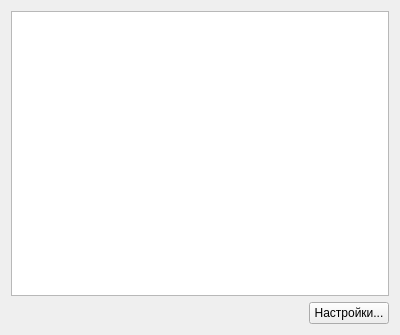
This is asec_temperature/asec_temperature.ui in lierdakil/masec as Qt 5 draws it before an edit. The edited form follows.
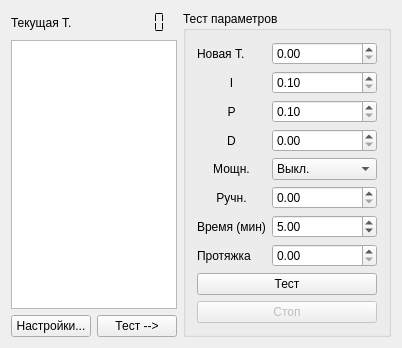
This is the edited form.

Commit message: GPIB: Some fixes to improve compatibility TEMP: Ported to new GPIBctrl Not uploading simpe test project.

```diff
--- a/asec_temperature/asec_temperature.ui
+++ b/asec_temperature/asec_temperature.ui
@@ -1,48 +1,304 @@
 <ui version="4.0" >
  <class>vib_temperatureClass</class>
- <widget class="QWidget" name="vib_temperatureClass" >
-  <property name="geometry" >
+ <widget class="QWidget" name="vib_temperatureClass">
+  <property name="geometry">
    <rect>
     <x>0</x>
     <y>0</y>
     <width>400</width>
-    <height>335</height>
+    <height>338</height>
    </rect>
   </property>
   <property name="windowTitle" >
    <string>vib_temperature</string>
   </property>
-  <layout class="QVBoxLayout" >
+  <layout class="QHBoxLayout" name="horizontalLayout">
    <item>
-    <widget class="QGraphicsView" name="gvTemp" />
-   </item>
-   <item>
-    <layout class="QHBoxLayout" >
+    <layout class="QVBoxLayout" name="verticalLayout">
      <item>
-      <spacer>
-       <property name="orientation" >
-        <enum>Qt::Horizontal</enum>
-       </property>
-       <property name="sizeHint" >
-        <size>
-         <width>40</width>
-         <height>20</height>
-        </size>
-       </property>
-      </spacer>
+      <layout class="QHBoxLayout" name="_12">
+       <item>
+        <widget class="QLabel" name="lbT_test_2">
+         <property name="text">
+          <string>Текущая Т.</string>
+         </property>
+        </widget>
+       </item>
+       <item>
+        <widget class="QLCDNumber" name="nlT">
+         <property name="sizePolicy">
+          <sizepolicy hsizetype="Minimum" vsizetype="Fixed">
+           <horstretch>0</horstretch>
+           <verstretch>0</verstretch>
+          </sizepolicy>
+         </property>
+         <property name="frameShape">
+          <enum>QFrame::NoFrame</enum>
+         </property>
+         <property name="frameShadow">
+          <enum>QFrame::Plain</enum>
+         </property>
+         <property name="midLineWidth">
+          <number>1</number>
+         </property>
+         <property name="smallDecimalPoint">
+          <bool>true</bool>
+         </property>
+         <property name="segmentStyle">
+          <enum>QLCDNumber::Flat</enum>
+         </property>
+        </widget>
+       </item>
+      </layout>
      </item>
      <item>
-      <widget class="QPushButton" name="btSettings" >
-       <property name="text" >
-        <string>Настройки...</string>
-       </property>
-      </widget>
+      <widget class="QGraphicsView" name="gvTemp"/>
+     </item>
+     <item>
+      <layout class="QHBoxLayout">
+       <item>
+        <spacer>
+         <property name="orientation">
+          <enum>Qt::Horizontal</enum>
+         </property>
+         <property name="sizeHint" stdset="0">
+          <size>
+           <width>40</width>
+           <height>20</height>
+          </size>
+         </property>
+        </spacer>
+       </item>
+       <item>
+        <widget class="QPushButton" name="btSettings">
+         <property name="text">
+          <string>Настройки...</string>
+         </property>
+        </widget>
+       </item>
+       <item>
+        <widget class="QPushButton" name="btShowTest">
+         <property name="text">
+          <string>Тест --&gt;</string>
+         </property>
+         <property name="checkable">
+          <bool>true</bool>
+         </property>
+        </widget>
+       </item>
+      </layout>
      </item>
     </layout>
    </item>
+   <item>
+    <widget class="QGroupBox" name="gbTest">
+     <property name="enabled">
+      <bool>true</bool>
+     </property>
+     <property name="title">
+      <string>Тест параметров</string>
+     </property>
+     <property name="flat">
+      <bool>false</bool>
+     </property>
+     <property name="checkable">
+      <bool>false</bool>
+     </property>
+     <layout class="QGridLayout" name="gridLayout">
+      <item row="0" column="0">
+       <widget class="QLabel" name="lbNewT_test_2">
+        <property name="text">
+         <string>Новая Т.</string>
+        </property>
+       </widget>
+      </item>
+      <item row="0" column="1">
+       <widget class="QDoubleSpinBox" name="sbNewT_test">
+        <property name="maximum">
+         <double>100000.000000000000000</double>
+        </property>
+       </widget>
+      </item>
+      <item row="1" column="0">
+       <widget class="QLabel" name="lbI_test_2">
+        <property name="text">
+         <string>I</string>
+        </property>
+        <property name="alignment">
+         <set>Qt::AlignCenter</set>
+        </property>
+       </widget>
+      </item>
+      <item row="1" column="1">
+       <widget class="QDoubleSpinBox" name="sbI_test">
+        <property name="minimum">
+         <double>0.100000000000000</double>
+        </property>
+        <property name="maximum">
+         <double>1000.000000000000000</double>
+        </property>
+       </widget>
+      </item>
+      <item row="2" column="0">
+       <widget class="QLabel" name="lbP_test_2">
+        <property name="text">
+         <string>P</string>
+        </property>
+        <property name="alignment">
+         <set>Qt::AlignCenter</set>
+        </property>
+       </widget>
+      </item>
+      <item row="2" column="1">
+       <widget class="QDoubleSpinBox" name="sbP_test">
+        <property name="minimum">
+         <double>0.100000000000000</double>
+        </property>
+        <property name="maximum">
+         <double>1000.000000000000000</double>
+        </property>
+       </widget>
+      </item>
+      <item row="3" column="0">
+       <widget class="QLabel" name="lbD_test_2">
+        <property name="sizePolicy">
+         <sizepolicy hsizetype="Preferred" vsizetype="Preferred">
+          <horstretch>0</horstretch>
+          <verstretch>0</verstretch>
+         </sizepolicy>
+        </property>
+        <property name="text">
+         <string>D</string>
+        </property>
+        <property name="alignment">
+         <set>Qt::AlignCenter</set>
+        </property>
+       </widget>
+      </item>
+      <item row="3" column="1">
+       <widget class="QDoubleSpinBox" name="sbD_test">
+        <property name="maximum">
+         <double>200.000000000000000</double>
+        </property>
+       </widget>
+      </item>
+      <item row="4" column="0">
+       <widget class="QLabel" name="lbRange_test_2">
+        <property name="text">
+         <string>Мощн.</string>
+        </property>
+        <property name="alignment">
+         <set>Qt::AlignCenter</set>
+        </property>
+       </widget>
+      </item>
+      <item row="4" column="1">
+       <widget class="QComboBox" name="cbRange_test">
+        <property name="enabled">
+         <bool>true</bool>
+        </property>
+        <item>
+         <property name="text">
+          <string>Выкл.</string>
+         </property>
+        </item>
+        <item>
+         <property name="text">
+          <string>Низк. (0.5 Вт)</string>
+         </property>
+        </item>
+        <item>
+         <property name="text">
+          <string>Сред. (5 Вт)</string>
+         </property>
+        </item>
+        <item>
+         <property name="text">
+          <string>Выс. (50 Вт)</string>
+         </property>
+        </item>
+       </widget>
+      </item>
+      <item row="5" column="0">
+       <widget class="QLabel" name="lbMout_test_2">
+        <property name="sizePolicy">
+         <sizepolicy hsizetype="Preferred" vsizetype="Preferred">
+          <horstretch>0</horstretch>
+          <verstretch>0</verstretch>
+         </sizepolicy>
+        </property>
+        <property name="text">
+         <string>Ручн.</string>
+        </property>
+        <property name="alignment">
+         <set>Qt::AlignCenter</set>
+        </property>
+       </widget>
+      </item>
+      <item row="5" column="1">
+       <widget class="QDoubleSpinBox" name="sbMout_test">
+        <property name="maximum">
+         <double>100.000000000000000</double>
+        </property>
+       </widget>
+      </item>
+      <item row="6" column="0">
+       <widget class="QLabel" name="lbt_test_2">
+        <property name="text">
+         <string>Время (мин)</string>
+        </property>
+       </widget>
+      </item>
+      <item row="6" column="1">
+       <widget class="QDoubleSpinBox" name="sbt_test">
+        <property name="minimum">
+         <double>0.010000000000000</double>
+        </property>
+        <property name="maximum">
+         <double>3600.000000000000000</double>
+        </property>
+        <property name="value">
+         <double>5.000000000000000</double>
+        </property>
+       </widget>
+      </item>
+      <item row="7" column="0">
+       <widget class="QLabel" name="lbRamp_2">
+        <property name="text">
+         <string>Протяжка</string>
+        </property>
+       </widget>
+      </item>
+      <item row="7" column="1">
+       <widget class="QDoubleSpinBox" name="sbRamp">
+        <property name="maximum">
+         <double>100.000000000000000</double>
+        </property>
+       </widget>
+      </item>
+      <item row="8" column="0" colspan="2">
+       <widget class="QPushButton" name="btTest">
+        <property name="text">
+         <string>Тест</string>
+        </property>
+       </widget>
+      </item>
+      <item row="9" column="0" colspan="2">
+       <widget class="QPushButton" name="btStopTest">
+        <property name="enabled">
+         <bool>false</bool>
+        </property>
+        <property name="text">
+         <string>Стоп</string>
+        </property>
+       </widget>
+      </item>
+     </layout>
+    </widget>
+   </item>
   </layout>
  </widget>
- <layoutdefault spacing="6" margin="11" />
+ <layoutdefault spacing="6" margin="11"/>
  <resources/>
  <connections/>
 </ui>
```
Left out of the diff: 24 changed lines with no effect on the pictures. The commit also changes 11 other files.
